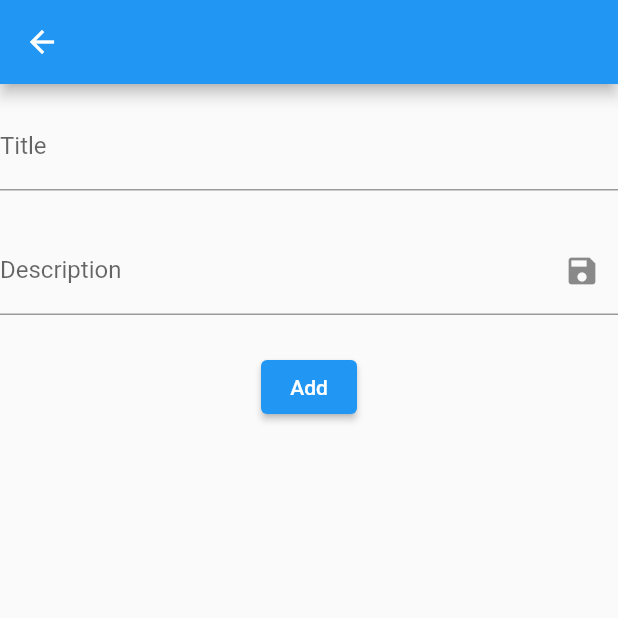
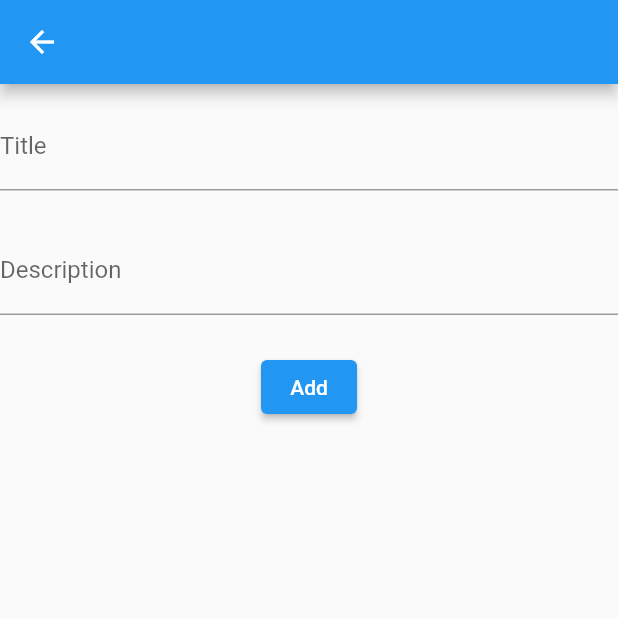
Before and after one commit to ertjgkdo/Flutter, a Flutter app: the ListItemFormNew screen opened directly, on a phone screen of 412 x 824 dp, the top half of it. Run offline on Flutter 3.47's test engine with Material 3 defaults, Android fonts, the phone set to English and light mode, and no system bars; our stand-ins replace equatable, flutter_riverpod.

Commit message:
more updates

```diff
--- a/lib/features/BitcoinApp/presentation/widgets/list_form.dart
+++ b/lib/features/BitcoinApp/presentation/widgets/list_form.dart
@@ -56,10 +56,8 @@ class _ListItemFormNewState extends State<ListItemFormNew> {
                 onChanged: (value) {
                   currentItem = currentItem.copyWith(description: value);
                 },
-                decoration: InputDecoration(
+                decoration: const InputDecoration(
                   labelText: "Description",
-                  suffixIcon: IconButton(
-                      onPressed: () {}, icon: const Icon(Icons.save)),
                 ),
                 controller: descController,
                 validator: (value) {
```
Also changed, not shown: lib/features/BitcoinApp/presentation/widgets/list.dart (+8 -7 lines).
